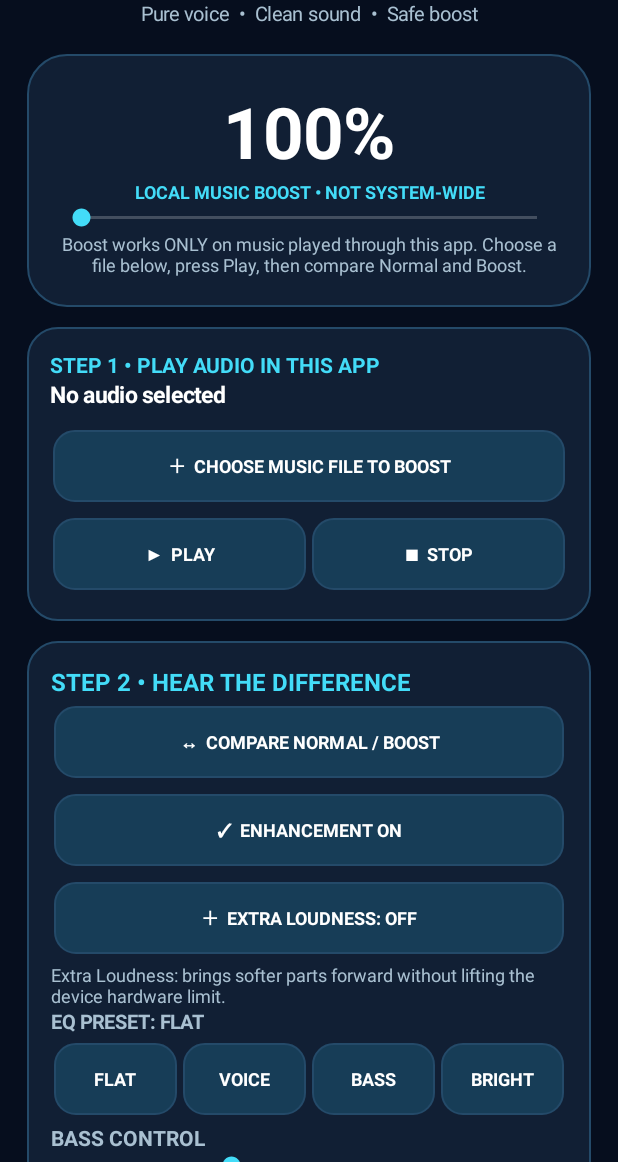
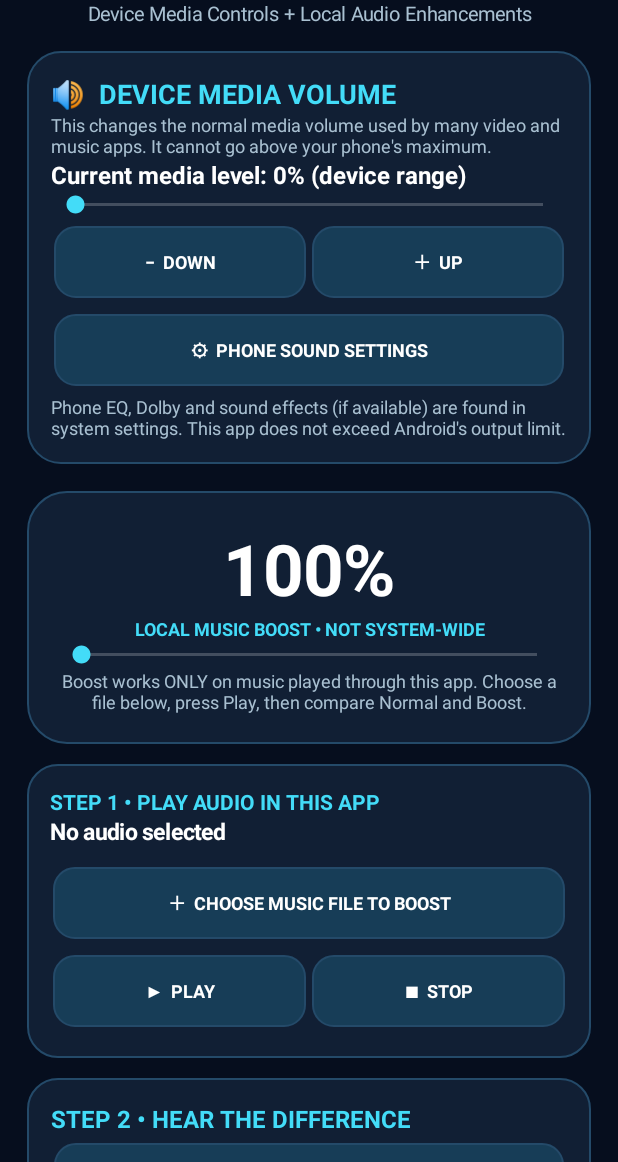
Before and after one commit to saurabhsahu20-svg/volume-booster-, an Android app: the screen it shows after launch (MainActivity), on a phone screen of 412 x 824 dp, the part 74-1236 px from its top. Run offline under Robolectric (Android 15) with nearby library versions, the phone set to English and light mode, and no system bars.

Commit message:
Crystal v1.6 — functional shared media volume controls (#8)
* Implement v1.6 system media volume controls: app/src/main/java/com/crystal/volumebooster/MainActivity.java

* Implement v1.6 system media volume controls: app/build.gradle.kts

* Implement v1.6 system media volume controls: .github/workflows/build-apk.yml

* Implement v1.6 system media volume controls: README.md

```diff
--- a/app/build.gradle.kts
+++ b/app/build.gradle.kts
@@ -6,8 +6,8 @@ android {
         applicationId = "com.crystal.volumebooster"
         minSdk = 28
         targetSdk = 35
-        versionCode = 6
-        versionName = "1.5"
+        versionCode = 7
+        versionName = "1.6"
     }
     compileOptions {
         sourceCompatibility = JavaVersion.VERSION_17
--- a/app/src/main/java/com/crystal/volumebooster/MainActivity.java
+++ b/app/src/main/java/com/crystal/volumebooster/MainActivity.java
@@ -24,6 +24,36 @@ public class MainActivity extends Activity {
     Uri selected; TextView status,boostLabel,trackLabel,outputLabel,playLabel,systemLabel; SeekBar boostBar,systemBar,bassBar,trebleBar;
     Wave wave; android.content.SharedPreferences prefs;
     final String[] presets={"FLAT","VOICE","BASS","BRIGHT"};
+    final Runnable mediaMonitor=new Runnable(){
+        @Override public void run(){
+            refreshMediaVolume();
+            handler.postDelayed(this,750);
+        }
+    };
+    void refreshMediaVolume(){
+        if(audio==null)return;
+        try{
+            int v=audio.getStreamVolume(AudioManager.STREAM_MUSIC);
+            if(systemLabel!=null)systemLabel.setText("Current media level: "+Math.round(100f*v/Math.max(1,systemMax))+"% (device range)");
+            if(systemBar!=null&&systemBar.getProgress()!=v)systemBar.setProgress(v);
+        }catch(Exception ignored){}
+    }
+    void setMediaLevel(int newLevel){
+        try{
+            audio.setStreamVolume(AudioManager.STREAM_MUSIC,
+                Math.max(0,Math.min(systemMax,newLevel)),0);
+            refreshMediaVolume();
+        }catch(Exception e){status("This device cannot change media volume from the app.");}
+    }
+    @Override protected void onResume(){
+        super.onResume();
+        handler.removeCallbacks(mediaMonitor);
+        handler.post(mediaMonitor);
+    }
+    @Override protected void onPause(){
+        handler.removeCallbacks(mediaMonitor);
+        super.onPause();
+    }
     final android.content.BroadcastReceiver noisyReceiver=new android.content.BroadcastReceiver(){
         @Override public void onReceive(Context c,Intent i){
             if(AudioManager.ACTION_AUDIO_BECOMING_NOISY.equals(i.getAction()) && player!=null && player.isPlaying()) {
@@ -68,7 +98,23 @@ public class MainActivity extends Activity {
         LinearLayout outer=vertical();outer.setBackgroundColor(BG);pad(outer,18);
         scroll.addView(outer);setContentView(scroll);
         TextView brand=text("✦ CRYSTAL VOLUME",23,CYAN,true);brand.setGravity(Gravity.CENTER);outer.addView(brand);
-        TextView sub=text("Pure voice  •  Clean sound  •  Safe boost",13,MUTED,false);sub.setGravity(Gravity.CENTER);outer.addView(sub);
+        TextView sub=text("Device Media Controls + Local Audio Enhancements",13,MUTED,false);sub.setGravity(Gravity.CENTER);outer.addView(sub);
+        gap(outer,16);
+        LinearLayout device=vertical();pad(device,16);device.setBackground(panel(PANEL,22));outer.addView(device);
+        TextView deviceTitle=text("🔊  DEVICE MEDIA VOLUME",18,CYAN,true);device.addView(deviceTitle);
+        TextView deviceDesc=text("This changes the normal media volume used by many video and music apps. It cannot go above your phone's maximum.",12,MUTED,false);device.addView(deviceDesc);
+        systemLabel=text("",16,WHITE,true);device.addView(systemLabel);
+        systemBar=bar(Math.max(1,systemMax),audio.getStreamVolume(AudioManager.STREAM_MUSIC),p->setMediaLevel(p));
+        device.addView(systemBar);
+        LinearLayout volumeButtons=new LinearLayout(this);volumeButtons.setOrientation(LinearLayout.HORIZONTAL);device.addView(volumeButtons);
+        button(volumeButtons,"−  DOWN",()->setMediaLevel(audio.getStreamVolume(AudioManager.STREAM_MUSIC)-1));
+        button(volumeButtons,"＋  UP",()->setMediaLevel(audio.getStreamVolume(AudioManager.STREAM_MUSIC)+1));
+        button(device,"⚙  PHONE SOUND SETTINGS",()->{
+            try{startActivity(new Intent(android.provider.Settings.ACTION_SOUND_SETTINGS));}
+            catch(Exception e){status("Sound settings not supported on this device.");}
+        });
+        TextView deviceNote=text("Phone EQ, Dolby and sound effects (if available) are found in system settings. This app does not exceed Android's output limit.",12,MUTED,false);device.addView(deviceNote);
+        refreshMediaVolume();
         gap(outer,18);
         LinearLayout hero=vertical();pad(hero,20);hero.setGravity(Gravity.CENTER);hero.setBackground(panel(PANEL,26));outer.addView(hero);
         boostLabel=text(boostPercent+"%",47,WHITE,true);boostLabel.setGravity(Gravity.CENTER);hero.addView(boostLabel);
@@ -125,9 +171,7 @@ public class MainActivity extends Activity {
             save();setupUI();applyFx();
         });
         gap(output,8);
-        line(output,"SYSTEM MEDIA VOLUME",systemBar=bar(systemMax,audio.getStreamVolume(AudioManager.STREAM_MUSIC),p->{
-            audio.setStreamVolume(AudioManager.STREAM_MUSIC,p,0);
-        }));
+        TextView outputNote=text("Speaker/headphone safety profiles only affect local music playback.",12,MUTED,false);output.addView(outputNote);
         gap(outer,14);
         wave=new Wave(this);wave.setBackground(panel(PANEL,20));
         outer.addView(wave,new LinearLayout.LayoutParams(-1,dp(86)));
@@ -327,6 +371,7 @@ public class MainActivity extends Activity {
     }
     @Override protected void onDestroy(){
         try{unregisterReceiver(noisyReceiver);}catch(Exception ignored){}
+        handler.removeCallbacks(mediaMonitor);
         releasePlayer();super.onDestroy();
     }
     class Wave extends View {
```
Also changed, not shown: 2 other files.
